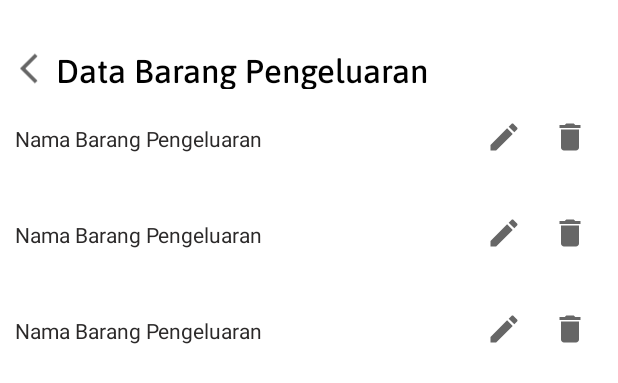
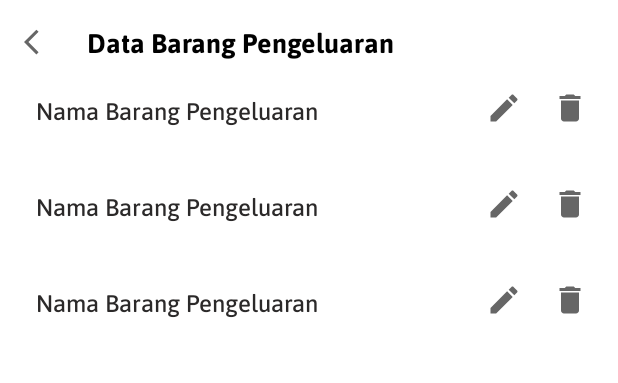
Before and after one commit to fadhluibnu/SEMENT-SHOP-MANAGEMENT, an Android app: the layout activity_read_pengeluaran.xml on its own in the app's theme, with its tools: preview values and no code run, on a phone screen of 412 x 824 dp. Shown: the top 383 px of the screen. Run offline under Robolectric (Android 15) with nearby library versions, the phone set to English and light mode, and no system bars.

Commit message:
Membuat Back End Read Data

```diff
--- a/app/src/main/AndroidManifest.xml
+++ b/app/src/main/AndroidManifest.xml
@@ -11,7 +11,7 @@
         android:roundIcon="@mipmap/ic_launcher_round"
         android:supportsRtl="true"
         android:theme="@style/Theme.SEMENTShopManagement">
-        <activity android:name=".ReadPenjualanActivity"></activity>
+        <activity android:name=".ReadPenjualanActivity"/>
         <activity android:name=".ReadPengeluaranActivity" />
         <activity android:name=".CreatePengeluaranActivity" />
         <activity android:name=".CreatePenjualanActivity" />
--- a/app/src/main/java/com/example/sement_shop_management/CreatePengeluaranActivity.kt
+++ b/app/src/main/java/com/example/sement_shop_management/CreatePengeluaranActivity.kt
@@ -36,7 +36,7 @@ class CreatePengeluaranActivity : AppCompatActivity(), View.OnClickListener {
 
     override fun onClick(v: View?) {
         saveData()
-        startActivity(Intent(this, MainActivity::class.java))
+        startActivity(Intent(this, ReadPengeluaranActivity::class.java))
         finish()
     }
 
--- a/app/src/main/java/com/example/sement_shop_management/CreatePenjualanActivity.kt
+++ b/app/src/main/java/com/example/sement_shop_management/CreatePenjualanActivity.kt
@@ -39,7 +39,7 @@ class CreatePenjualanActivity : AppCompatActivity(), View.OnClickListener {
 //    menjalankan saveData() saat button di klik
     override fun onClick(v: View?) {
         saveData()
-        startActivity(Intent(this, MainActivity::class.java))
+        startActivity(Intent(this, ReadPenjualanActivity::class.java))
         finish()
     }
 
--- /dev/null
+++ b/app/src/main/java/com/example/sement_shop_management/read/Pengeluaran.kt
@@ -0,0 +1,3 @@
+package com.example.sement_shop_management.read
+
+data class Pengeluaran(var nama: String?= null, var harga: String?= null)
--- /dev/null
+++ b/app/src/main/java/com/example/sement_shop_management/read/Penjualan.kt
@@ -0,0 +1,3 @@
+package com.example.sement_shop_management.read
+
+data class  Penjualan(var nama: String?= null, var harga: String?= null)
--- a/app/src/main/res/layout/activity_main.xml
+++ b/app/src/main/res/layout/activity_main.xml
@@ -162,4 +162,5 @@
 
     </LinearLayout>
 
+
 </androidx.constraintlayout.widget.ConstraintLayout>
--- a/app/src/main/res/layout/activity_read_pengeluaran.xml
+++ b/app/src/main/res/layout/activity_read_pengeluaran.xml
@@ -4,43 +4,42 @@
     xmlns:tools="http://schemas.android.com/tools"
     android:layout_width="match_parent"
     android:layout_height="match_parent"
-    tools:context=".ReadPengeluaranActivity">
+    tools:context=".ReadPengeluaranActivity"
+    android:paddingStart="14dp"
+    android:paddingLeft="14dp">
 
     <LinearLayout
         android:id="@+id/linearLayout"
-        android:layout_width="385dp"
-        android:layout_height="27dp"
+        android:layout_width="match_parent"
+        android:layout_height="wrap_content"
+        android:layout_marginTop="16dp"
         android:gravity="center_vertical"
         android:orientation="horizontal"
         app:layout_constraintBottom_toBottomOf="parent"
         app:layout_constraintEnd_toEndOf="parent"
         app:layout_constraintStart_toStartOf="parent"
         app:layout_constraintTop_toTopOf="parent"
-        app:layout_constraintVertical_bias="0.040000002">
+        app:layout_constraintVertical_bias="0.0">
 
         <ImageView
-            android:id="@+id/arr_back_penjualan"
+            android:id="@+id/arr_back_read_pengeluaran"
             android:layout_width="wrap_content"
-            android:layout_height="27dp"
+            android:layout_height="20dp"
             android:src="@drawable/baseline_arrow_back_ios" />
 
         <TextView
             android:id="@+id/textView"
             android:layout_width="wrap_content"
             android:layout_height="wrap_content"
-            android:fontFamily="@font/asapmedium"
+            android:layout_marginLeft="20dp"
+            android:fontFamily="@font/asapbold"
             android:text="Data Barang Pengeluaran"
             android:textColor="#000000"
-            android:textSize="22dp"
-            app:layout_constraintBottom_toBottomOf="parent"
-            app:layout_constraintEnd_toEndOf="parent"
-            app:layout_constraintStart_toStartOf="parent"
-            app:layout_constraintTop_toTopOf="parent"
-            app:layout_constraintVertical_bias="0.07" />
+            android:textSize="18dp" />
     </LinearLayout>
 
     <androidx.recyclerview.widget.RecyclerView
-        android:id="@+id/rdp"
+        android:id="@+id/rdpengeluaran"
         android:layout_width="0dp"
         android:layout_height="0dp"
         app:layout_constraintBottom_toBottomOf="parent"
--- a/app/src/main/res/layout/list_barang_pengeluaran.xml
+++ b/app/src/main/res/layout/list_barang_pengeluaran.xml
@@ -8,16 +8,18 @@
     android:padding="10dp">
 
     <TextView
-        android:id="@+id/text_title"
+        android:id="@+id/text_title_Pengeluaran"
         android:layout_width="0dp"
         android:layout_height="wrap_content"
         android:textColor="#2B2929"
+        android:textSize="16dp"
+        android:fontFamily="@font/asapmedium"
         app:layout_constraintBottom_toBottomOf="parent"
         app:layout_constraintEnd_toStartOf="@+id/icon_edit"
         app:layout_constraintStart_toStartOf="parent"
         app:layout_constraintTop_toTopOf="parent"
         app:layout_constraintVertical_bias="0.55"
-        tools:text="Nama Barang Pengeluaran" />
+        android:text="Nama Barang Pengeluaran" />
     <ImageView
         android:id="@+id/icon_edit"
         android:layout_width="wrap_content"
--- a/app/src/main/res/layout/list_barang_penjualan.xml
+++ b/app/src/main/res/layout/list_barang_penjualan.xml
@@ -8,16 +8,18 @@
     android:padding="10dp">
 
     <TextView
-        android:id="@+id/text_title"
+        android:id="@+id/text_title_penjualan"
         android:layout_width="0dp"
         android:layout_height="wrap_content"
         android:textColor="#2B2929"
+        android:textSize="16dp"
+        android:fontFamily="@font/asapmedium"
         app:layout_constraintBottom_toBottomOf="parent"
         app:layout_constraintEnd_toStartOf="@+id/icon_edit"
         app:layout_constraintStart_toStartOf="parent"
         app:layout_constraintTop_toTopOf="parent"
         app:layout_constraintVertical_bias="0.55"
-        tools:text="Nama Barang Penjualan" />
+        android:text="Nama Barang Penjualan"/>
     <ImageView
         android:id="@+id/icon_edit"
         android:layout_width="wrap_content"
```
Also changed, not shown: app/src/main/java/com/example/sement_shop_management/ReadPengeluaranActivity.kt (+51 -0 lines), app/src/main/java/com/example/sement_shop_management/ReadPenjualanActivity.kt (+45 -0 lines), app/src/main/java/com/example/sement_shop_management/adapter/PengeluaranAdapter.kt (added, +42 -0 lines), app/src/main/java/com/example/sement_shop_management/adapter/PenjualanAdapter.kt (added, +34 -0 lines), app/src/main/res/layout/activity_create_pengeluaran.xml (+10 -12 lines), app/src/main/res/layout/activity_create_penjualan.xml (+9 -12 lines), app/src/main/res/layout/activity_read_penjualan.xml (+14 -15 lines).
